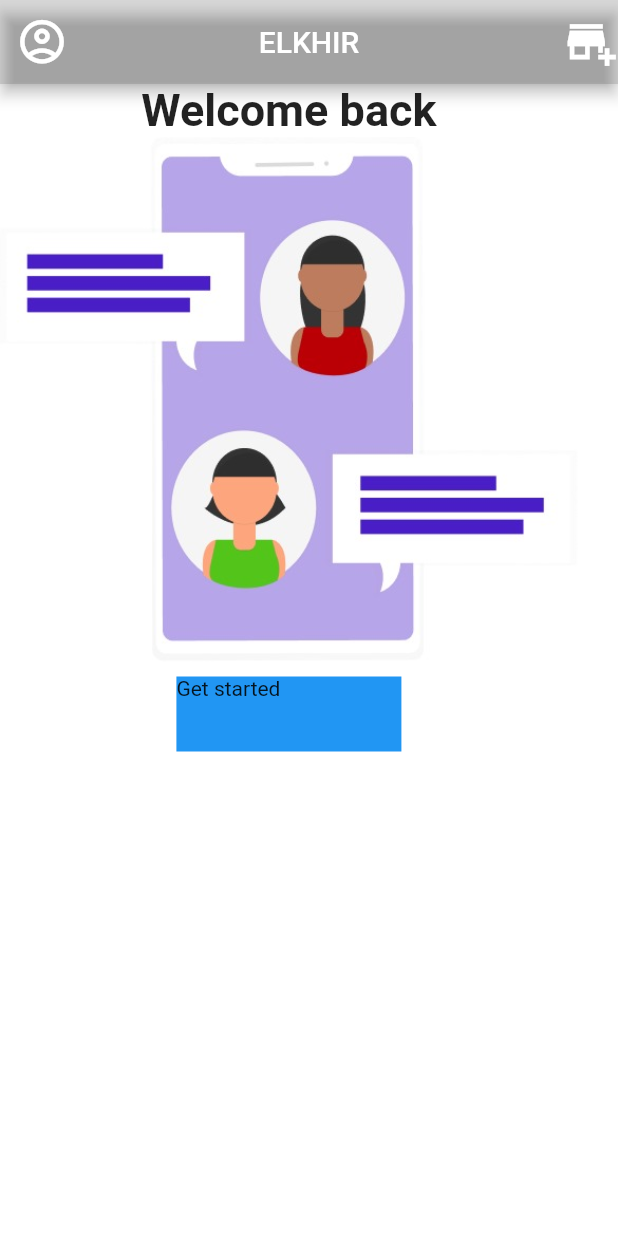
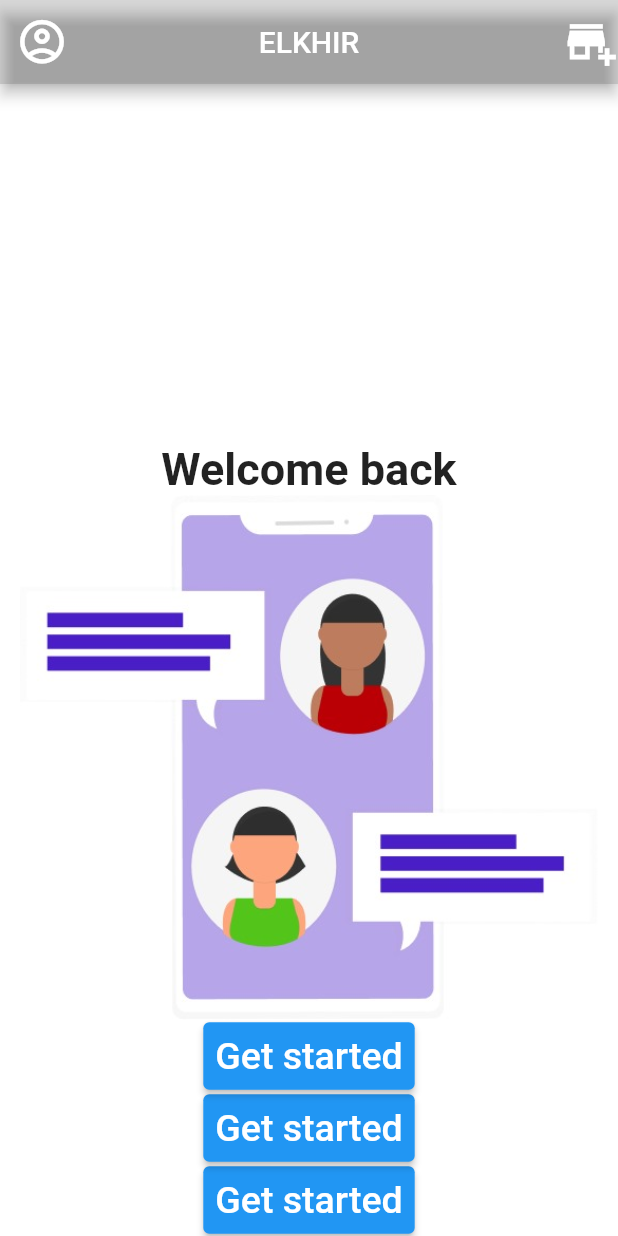
Before and after one commit to adhamhegazy00/flutterFirst, a Flutter app: the screen it shows after launch, on a phone screen of 412 x 824 dp. Run offline on Flutter 3.47's test engine with Material 2 defaults, Android fonts, the phone set to English and light mode, and no system bars.

Commit message:
Task 1 buttons

```diff
--- a/lib/screens/home_screen_screens.dart
+++ b/lib/screens/home_screen_screens.dart
@@ -22,15 +22,55 @@ class MyScreen extends StatelessWidget {
 
       body:
       Column(
-        crossAxisAlignment: CrossAxisAlignment.center,
-        mainAxisAlignment: MainAxisAlignment.start,
         verticalDirection: VerticalDirection.up,
-        mainAxisSize: MainAxisSize.min,
+        mainAxisSize: MainAxisSize.max,
 
         children: [
-          const Mycol(txt: "Get started", clr: Colors.blue, icon: Icons.add),
+          TextButton(
+            child: Text(
+              "Get started",
+              style: TextStyle(fontSize: 25),
+            ),
+
+            onPressed: () {},
+            style: TextButton.styleFrom(
+                foregroundColor: Colors.white,
+                elevation: 2,
+                backgroundColor: Colors.blue),
+          ),
+Row(  crossAxisAlignment: CrossAxisAlignment.end,
+  mainAxisAlignment: MainAxisAlignment.end,),
+          TextButton(
+
+            child: Text(
+              "Get started",
+              style: TextStyle(fontSize: 25),
+
+            ),
+
+            onPressed: () {},
+            style: TextButton.styleFrom(
+                foregroundColor: Colors.white,
+                elevation: 2,
+                backgroundColor: Colors.blue),
+          ),
+          TextButton(
+
+            child: Text(
+              "Get started",
+              style: TextStyle(fontSize: 25),
+
+            ),
+
+            onPressed: () {},
+            style: TextButton.styleFrom(
+                foregroundColor: Colors.white,
+                elevation: 2,
+                backgroundColor: Colors.blue),
+          ),
           Image.asset('assets/img1.jpg',height: 350,),
           const Text("Welcome back", style: TextStyle(fontSize: 30,fontWeight:FontWeight.bold )),
+
         ],
 
       ),
--- a/lib/widget/myrow_widget.dart
+++ b/lib/widget/myrow_widget.dart
@@ -10,7 +10,7 @@ class Myrow extends StatelessWidget {
   @override
   Widget build(BuildContext context,) {
     return const Row(crossAxisAlignment: CrossAxisAlignment.center,
-      mainAxisAlignment: MainAxisAlignment.center,
+      mainAxisAlignment: MainAxisAlignment.end,
       children:[
         Mycol(txt:'Welcome' ,
             clr: Colors.cyan,
```
